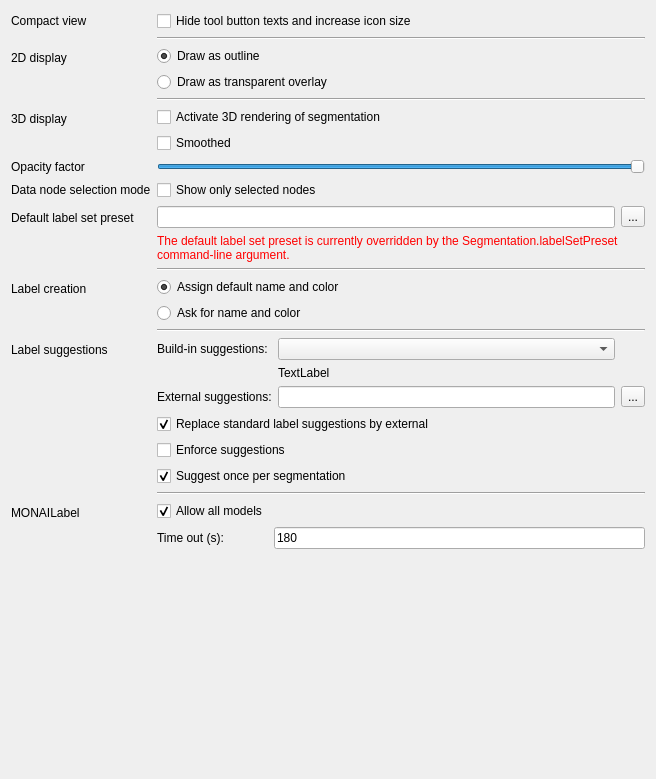
First picture: the form in Plugins/org.mitk.gui.qt.segmentation/src/QmitkSegmentationPreferencePageControls.ui, repository MITK/MITK, before the edit.
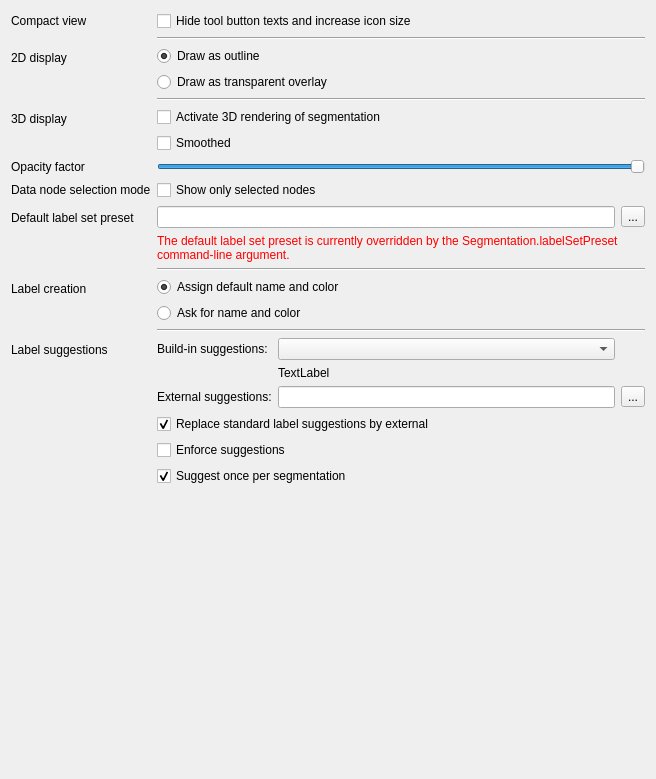
Second picture: the form after the edit.

Commit message: Remove legacy AI segmentation tools

Diff of the .ui file:
```diff
--- a/Plugins/org.mitk.gui.qt.segmentation/src/QmitkSegmentationPreferencePageControls.ui
+++ b/Plugins/org.mitk.gui.qt.segmentation/src/QmitkSegmentationPreferencePageControls.ui
@@ -250,57 +250,6 @@
      </property>
     </widget>
    </item>
-   <item row="15" column="1">
-    <widget class="Line" name="line">
-     <property name="orientation">
-      <enum>Qt::Horizontal</enum>
-     </property>
-    </widget>
-   </item>
-   <item row="16" column="0">
-    <widget class="QLabel" name="monaiLabel">
-     <property name="text">
-      <string>MONAILabel</string>
-     </property>
-    </widget>
-   </item>
-   <item row="16" column="1">
-    <layout class="QGridLayout" name="gridLayout_3">
-     <item row="0" column="0">
-      <widget class="QCheckBox" name="allowAllModelsCheckBox">
-       <property name="toolTip">
-        <string>If checked, all models are visible.</string>
-       </property>
-       <property name="text">
-        <string>Allow all models</string>
-       </property>
-       <property name="checked">
-        <bool>true</bool>
-       </property>
-      </widget>
-     </item>
-     <item row="1" column="0">
-      <widget class="QLabel" name="timeoutLabel">
-       <property name="sizePolicy">
-        <sizepolicy hsizetype="Preferred" vsizetype="Preferred">
-         <horstretch>0</horstretch>
-         <verstretch>0</verstretch>
-        </sizepolicy>
-       </property>
-       <property name="text">
-        <string>Time out (s):</string>
-       </property>
-      </widget>
-     </item>
-     <item row="1" column="1">
-      <widget class="QLineEdit" name="monaiTimeoutEdit">
-       <property name="text">
-        <string>180</string>
-       </property>
-      </widget>
-     </item>
-    </layout>
-   </item>
    <item row="17" column="1">
     <spacer name="verticalSpacer">
      <property name="orientation">
```
The commit also changes 46 other files.
